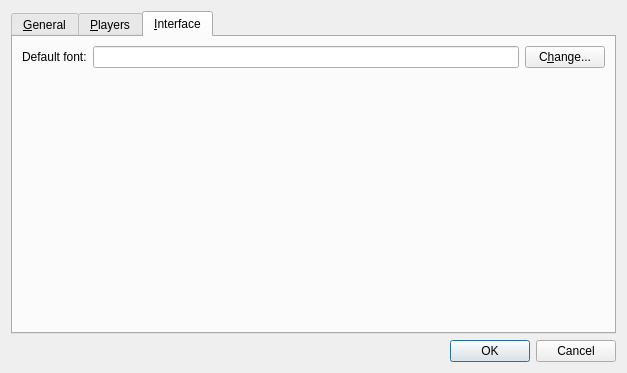
First picture: the form in src/configdialog.ui, repository smplayer-dev/smtube, before the edit.
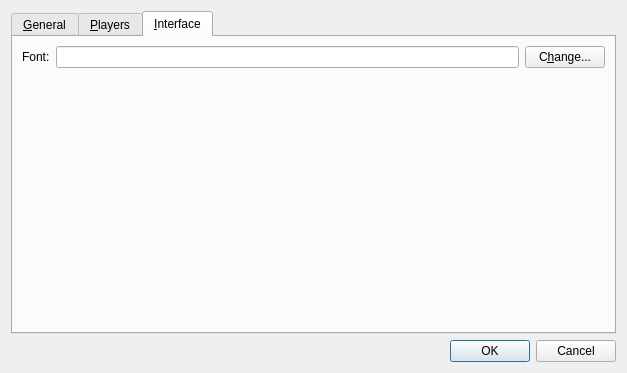
Second picture: the form after the edit. The open tabs and pages were chosen to show the change. Icons and pictures are not drawn.

```diff
--- a/src/configdialog.ui
+++ b/src/configdialog.ui
@@ -251,7 +251,7 @@
          <item>
           <widget class="QLabel" name="label_2">
            <property name="text">
-            <string>Default font:</string>
+            <string>Font:</string>
            </property>
           </widget>
          </item>
```
